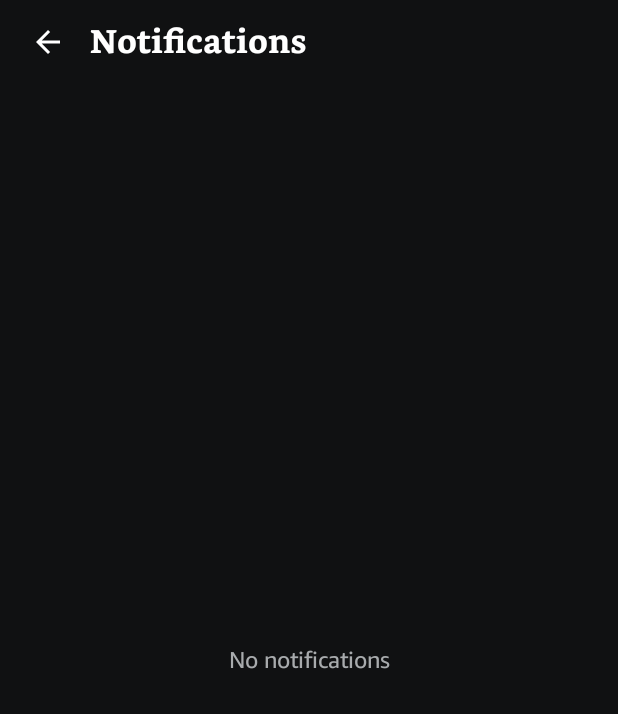
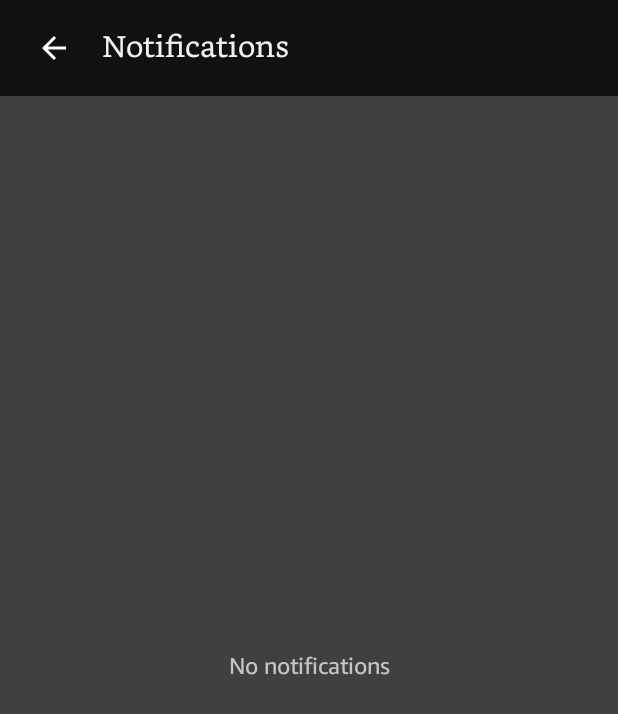
Before and after one commit to BerKetKet/kindling.experimentation, an Android app built with Jetpack Compose: the NotificationsScreen screen opened through its navigation route, after a tap on "Clear all notifications", on a phone screen of 412 x 824 dp. Shown: the top 714 px of the screen. Run offline under Robolectric (Android 15) with nearby library versions, the phone set to English and light mode, and no system bars.

Commit message:
feat(real-ui): calibrate D09 Notifications screen and verify with honest harness

```diff
--- a/app/src/main/java/app/opusreader/ui/screens/NotificationsScreen.kt
+++ b/app/src/main/java/app/opusreader/ui/screens/NotificationsScreen.kt
@@ -12,12 +12,16 @@ import androidx.compose.foundation.layout.fillMaxWidth
 import androidx.compose.foundation.layout.height
 import androidx.compose.foundation.layout.padding
 import androidx.compose.foundation.layout.size
+import androidx.compose.foundation.layout.statusBarsPadding
+import androidx.compose.foundation.layout.width
 import androidx.compose.foundation.lazy.LazyColumn
 import androidx.compose.foundation.lazy.items
+import androidx.compose.foundation.shape.CircleShape
+import androidx.compose.foundation.shape.RoundedCornerShape
 import androidx.compose.material.icons.Icons
 import androidx.compose.material.icons.automirrored.filled.ArrowBack
-import androidx.compose.material.icons.filled.Close
-import androidx.compose.material.icons.filled.Delete
+import androidx.compose.material.icons.filled.Notifications
+import androidx.compose.material.icons.filled.Sync
 import androidx.compose.material3.HorizontalDivider
 import androidx.compose.material3.Icon
 import androidx.compose.material3.IconButton
@@ -25,6 +29,8 @@ import androidx.compose.material3.Text
 import androidx.compose.runtime.Composable
 import androidx.compose.ui.Alignment
 import androidx.compose.ui.Modifier
+import androidx.compose.ui.draw.clip
+import androidx.compose.ui.graphics.Color
 import androidx.compose.ui.layout.ContentScale
 import androidx.compose.ui.res.painterResource
 import androidx.compose.ui.text.font.FontWeight
@@ -34,15 +40,14 @@ import androidx.compose.ui.unit.sp
 import app.opusreader.R
 import app.opusreader.data.NotificationItem
 import app.opusreader.data.SampleBooks
-import app.opusreader.ui.components.OpusTopBar
-import app.opusreader.ui.theme.OpusBackground
-import app.opusreader.ui.theme.OpusDivider
+import app.opusreader.ui.theme.AmazonEmberFontFamily
+import app.opusreader.ui.theme.BookerlyFontFamily
 import app.opusreader.ui.theme.OpusReaderTheme
-import app.opusreader.ui.theme.OpusSpacing
-import app.opusreader.ui.theme.OpusTextPrimary
-import app.opusreader.ui.theme.OpusTextSecondary
-import app.opusreader.ui.theme.OpusTextTertiary
 import app.opusreader.ui.theme.refPx
+
+import androidx.compose.foundation.lazy.rememberLazyListState
+import androidx.compose.runtime.LaunchedEffect
+import app.opusreader.ui.theme.LocalFixtureTrigger
 
 @Composable
 fun NotificationsScreen(
@@ -53,28 +58,63 @@ fun NotificationsScreen(
     onItemClick: (NotificationItem) -> Unit = {},
     modifier: Modifier = Modifier
 ) {
+    val listState = rememberLazyListState()
+    val fixtureTrigger = LocalFixtureTrigger.current
+    LaunchedEffect(fixtureTrigger) {
+        listState.scrollToItem(0)
+    }
+
     Column(
         modifier = modifier
             .fillMaxSize()
-            .background(OpusBackground)
+            .background(Color(0xFF404040))
     ) {
-        OpusTopBar(
-            title = "Notifications",
-            navigationIcon = Icons.AutoMirrored.Filled.ArrowBack,
-            navigationIconDescription = "Back",
-            onNavigationClick = onBackClick,
-            actions = {
+        // Top bar container
+        Row(
+            modifier = Modifier
+                .fillMaxWidth()
+                .height(168.refPx)
+                .background(Color(0xFF101112))
+                .padding(horizontal = 12.dp),
+            verticalAlignment = Alignment.CenterVertically
+        ) {
+                IconButton(
+                    onClick = onBackClick,
+                    modifier = Modifier.size(48.dp)
+                ) {
+                    Icon(
+                        imageVector = Icons.AutoMirrored.Filled.ArrowBack,
+                        contentDescription = "Back",
+                        tint = Color.White,
+                        modifier = Modifier.size(24.dp)
+                    )
+                }
+
+                Spacer(modifier = Modifier.width(8.dp))
+
+                Text(
+                    text = "Notifications",
+                    fontFamily = BookerlyFontFamily,
+                    fontWeight = FontWeight.Normal,
+                    fontSize = 20.sp,
+                    color = Color(0xFFF0F0F0),
+                    modifier = Modifier.weight(1f)
+                )
+
                 if (notifications.isNotEmpty()) {
-                    IconButton(onClick = onClearAll) {
+                    IconButton(
+                        onClick = onClearAll,
+                        modifier = Modifier.size(48.dp)
+                    ) {
                         Icon(
-                            imageVector = Icons.Default.Delete,
+                            painter = painterResource(R.drawable.ic_trash),
                             contentDescription = "Clear all notifications",
-                            tint = OpusTextPrimary
+                            tint = Color(0xFFDBDCDC),
+                            modifier = Modifier.size(24.dp)
                         )
                     }
                 }
             }
-        )
 
         if (notifications.isEmpty()) {
             Box(
@@ -83,59 +123,91 @@ fun NotificationsScreen(
             ) {
                 Text(
                     text = "No notifications",
-                    color = OpusTextSecondary,
+                    fontFamily = AmazonEmberFontFamily,
+                    color = Color(0xFFC6C6C6),
                     fontSize = 15.sp
                 )
             }
         } else {
-            LazyColumn(modifier = Modifier.fillMaxSize()) {
+            LazyColumn(
+                state = listState,
+                modifier = Modifier
+                    .fillMaxSize()
+                    .background(Color(0xFF404040))
+            ) {
                 items(notifications, key = { it.id }) { item ->
                     Row(
                         modifier = Modifier
                             .fillMaxWidth()
                             .clickable { onItemClick(item) }
-                            .padding(horizontal = OpusSpacing.standard, vertical = OpusSpacing.medium),
-                        verticalAlignment = Alignment.CenterVertically
+                            .padding(horizontal = 16.dp, vertical = 10.5.dp),
+                        verticalAlignment = Alignment.Top
                     ) {
+                        if (item.coverDrawableRes != null && item.coverDrawableRes != 0) {
+                            Image(
+                                painter = painterResource(id = item.coverDrawableRes),
+                                contentDescription = null,
+                                modifier = Modifier
+                                    .width(40.dp)
+                                    .height(60.dp)
+                                    .clip(RoundedCornerShape(2.dp)),
+                                contentScale = ContentScale.Crop
+                            )
+                        } else {
+                            Box(
+                                modifier = Modifier
+                                    .size(40.dp)
+                                    .clip(CircleShape)
+                                    .background(Color(0xFF2E3033)),
+                                contentAlignment = Alignment.Center
+                            ) {
+                                Icon(
+                                    imageVector = if (item.title.contains("Sync", ignoreCase = true)) {
+                                        Icons.Default.Sync
+                                    } else {
+                                        Icons.Default.Notifications
+                                    },
+                                    contentDescription = null,
+                                    tint = Color(0xFF2491FF),
+                                    modifier = Modifier.size(22.dp)
+                                )
+                            }
+                        }
+
+                        Spacer(modifier = Modifier.width(12.dp))
+
                         Column(modifier = Modifier.weight(1f)) {
                             Text(
                                 text = item.title,
-                                color = OpusTextPrimary,
+                                fontFamily = AmazonEmberFontFamily,
+                                color = Color(0xFFF0F0F0),
                                 fontSize = 15.sp,
-                                fontWeight = FontWeight.SemiBold
+                                fontWeight = FontWeight.SemiBold,
+                                maxLines = 1
                             )
-                            Spacer(modifier = Modifier.height(OpusSpacing.xxsmall))
+                            Spacer(modifier = Modifier.height(2.dp))
                             Text(
                                 text = item.description,
-                                color = OpusTextSecondary,
-                                fontSize = 13.sp,
-                                lineHeight = 18.sp
+                                fontFamily = AmazonEmberFontFamily,
+                                color = Color(0xFFC6C6C6),
+                                fontSize = 14.sp,
+                                lineHeight = 19.sp,
+                                maxLines = 2
                             )
-                            Spacer(modifier = Modifier.height(OpusSpacing.xxsmall))
+                            Spacer(modifier = Modifier.height(6.dp))
                             Text(
                                 text = item.dateText,
-                                color = OpusTextTertiary,
-                                fontSize = 11.sp
-                            )
-                        }
-
-                        IconButton(
-                            onClick = { onDeleteNotification(item.id) },
-                            modifier = Modifier.size(36.dp)
-                        ) {
-                            Icon(
-                                imageVector = Icons.Default.Close,
-                                contentDescription = "Delete notification",
-                                tint = OpusTextSecondary,
-                                modifier = Modifier.size(18.dp)
+                                fontFamily = AmazonEmberFontFamily,
+                                color = Color(0xFFC6C6C6),
+                                fontSize = 12.sp
                             )
                         }
                     }
 
                     HorizontalDivider(
-                        color = OpusDivider.copy(alpha = 0.5f),
-                        thickness = 0.5.dp,
-                        modifier = Modifier.padding(horizontal = OpusSpacing.standard)
+                        color = Color(0xFF525252),
+                        thickness = 3.refPx,
+                        modifier = Modifier.padding(horizontal = 32.refPx)
                     )
                 }
             }
@@ -143,7 +215,7 @@ fun NotificationsScreen(
     }
 }
 
-@Preview(name = "09 Notifications Screen Preview", showBackground = true, backgroundColor = 0xFF101112)
+@Preview(name = "09 Notifications Screen Preview", showBackground = true, backgroundColor = 0xFF404040)
 @Composable
 fun NotificationsScreenPreview() {
     OpusReaderTheme {
--- /dev/null
+++ b/app/src/main/res/drawable/ic_trash.xml
@@ -0,0 +1,10 @@
+<vector xmlns:android="http://schemas.android.com/apk/res/android"
+    android:width="24dp"
+    android:height="24dp"
+    android:viewportWidth="24"
+    android:viewportHeight="24">
+    <path
+        android:fillColor="#FFFFFFFF"
+        android:pathData="M9,2C8.448,2 8,2.448 8,3C8,3.552 8.448,4 9,4H15C15.552,4 16,3.552 16,3C16,2.448 15.552,2 15,2H9ZM4,5C3.448,5 3,5.448 3,6C3,6.552 3.448,7 4,7H5V20C5,21.105 5.895,22 7,22H17C18.105,22 19,21.105 19,20V7H20C20.552,7 21,6.552 21,6C21,5.448 20.552,5 20,5H4ZM17,7H7V20H17V7ZM10,9C9.448,9 9,9.448 9,10V17C9,17.552 9.448,18 10,18C10.552,18 11,17.552 11,17V10C11,9.448 10.552,9 10,9ZM14,9C13.448,9 13,9.448 13,10V17C13,17.552 13.448,18 14,18C14.552,18 15,17.552 15,17V10C15,9.448 14.552,9 14,9Z"
+        android:fillType="evenOdd" />
+</vector>
```
Also changed, not shown: app/src/main/java/app/opusreader/data/Book.kt (+52 -7 lines), 8 other files.
